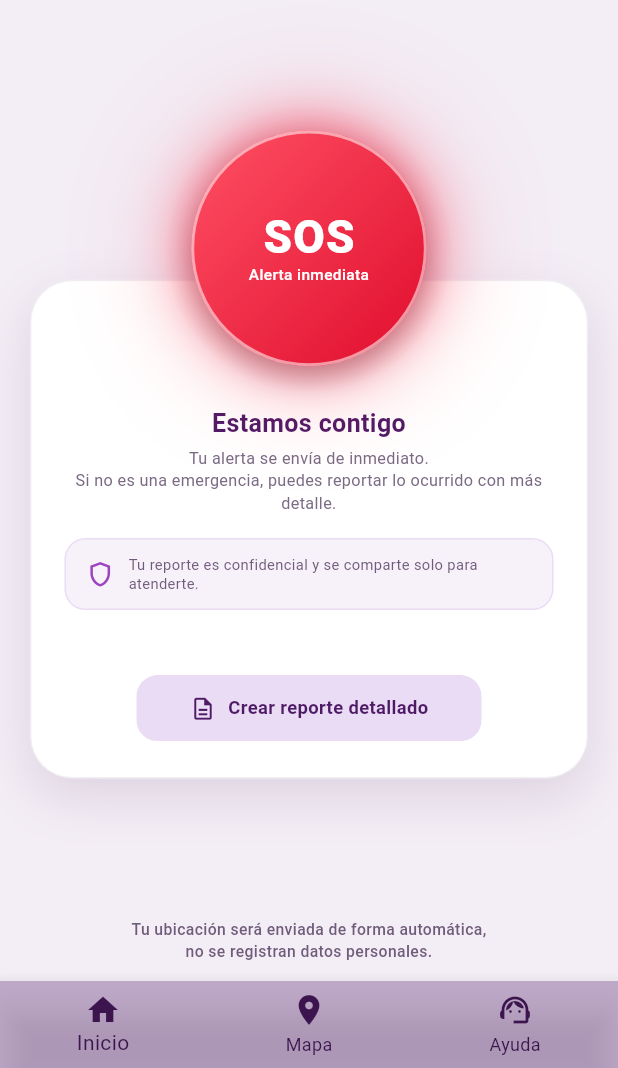
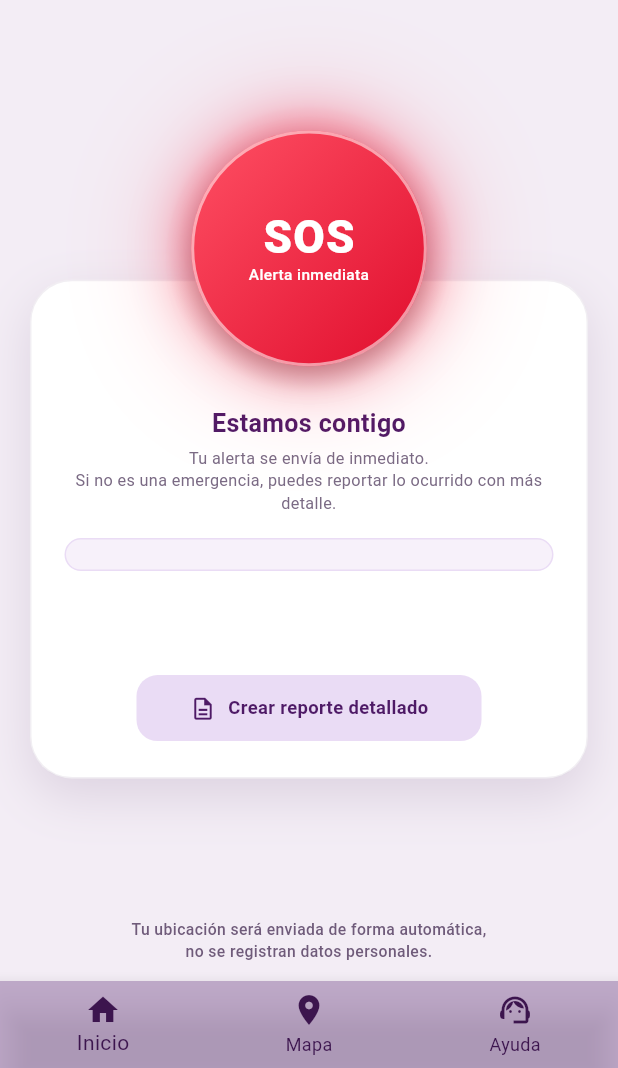
Before and after one commit to zoneidavente/Proyecto_Alerta_Violeta, a Flutter app: the HomePage screen opened directly with empty values, on a phone screen of 412 x 824 dp, the part 168-1236 px from its top. Run offline on Flutter 3.47's test engine with Material 3 defaults, Android fonts, the phone set to English and light mode, and no system bars; our stand-ins replace audioplayers, firebase_core, flutter_map, geolocator, latlong2, timeago; accounts and stored records are empty; Roboto replaces fonts that are missing (Poppins).

Commit message:
Actualizar pantalla principal

```diff
--- a/login_app/lib/home_page.dart
+++ b/login_app/lib/home_page.dart
@@ -1161,27 +1161,6 @@ class _HomePageState extends State<HomePage> {
                     borderRadius: BorderRadius.circular(14),
                     border: Border.all(color: const Color(0xFFEADCF5)),
                   ),
-                  child: Row(
-                    children: [
-                      Icon(
-                        Icons.shield_outlined,
-                        color: violeta,
-                        size: 20 * escala,
-                      ),
-                      const SizedBox(width: 9),
-                      Expanded(
-                        child: Text(
-                          'Tu reporte es confidencial y se comparte solo para atenderte.',
-                          style: TextStyle(
-                            color: const Color(0xFF6F5B7A),
-                            fontSize: 10 * escala,
-                            fontFamily: 'Poppins',
-                            height: 1.35,
-                          ),
-                        ),
-                      ),
-                    ],
-                  ),
                 ),
                 const Spacer(),
                 Center(
```
